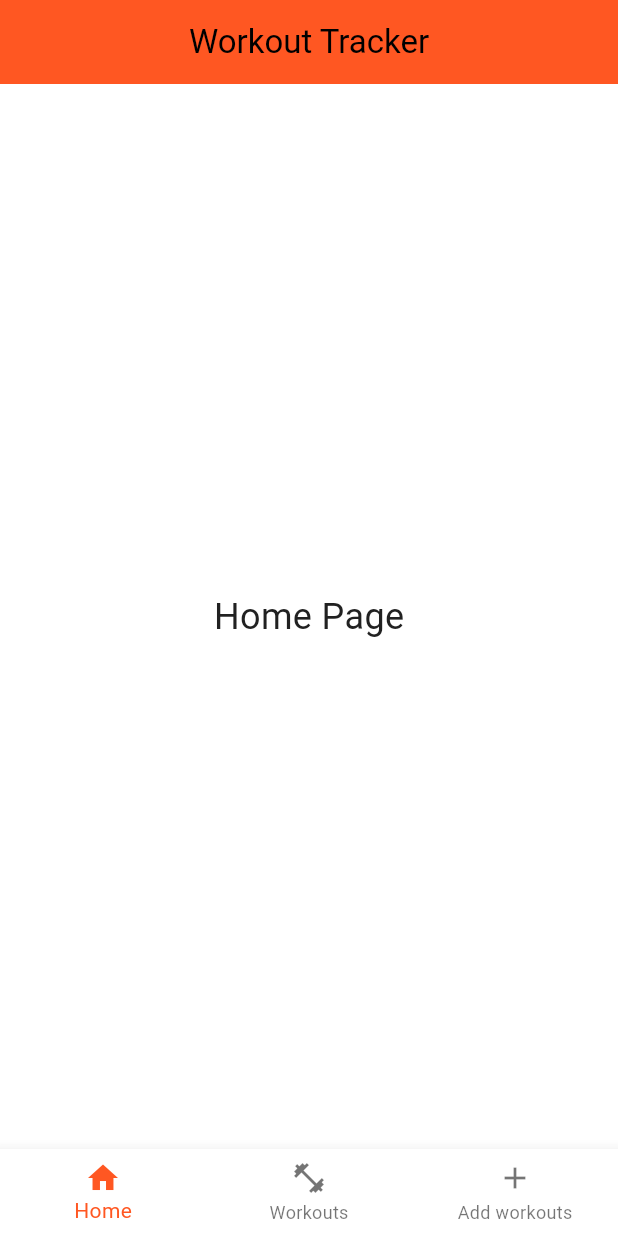
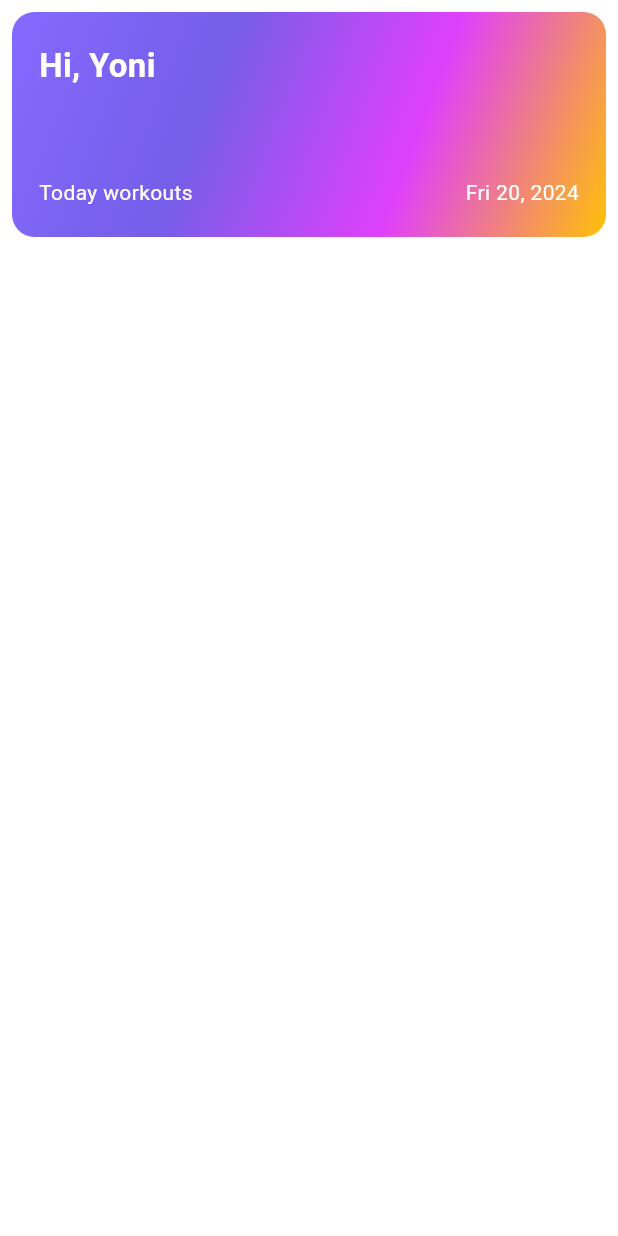
Before and after one commit to yoni-tad/workout_list_app_flutter, a Flutter app: the HomeScreen screen opened directly, on a phone screen of 412 x 824 dp. Run offline on Flutter 3.47's test engine with Material 3 defaults, Android fonts, the phone set to English and light mode, and no system bars; our stand-ins replace image_picker, sqflite; accounts and stored records are empty.

Commit message:
update 07/26

```diff
--- a/lib/main.dart
+++ b/lib/main.dart
@@ -1,5 +1,5 @@
 import 'package:flutter/material.dart';
-import 'package:workout_list/screens/home_screen.dart';
+import 'package:workout_list/screens/splash_screen.dart';
 import 'package:workout_list/utils/colors.dart';
 
 void main() {
@@ -25,7 +25,7 @@ class MyApp extends StatelessWidget {
           headlineMedium: TextStyle(fontFamily: 'Roboto', color: AppColors.text, fontWeight: FontWeight.bold),
         )
       ),
-      home: HomeScreen(),
+      home: SplashScreen(),
     );
   }
 }
--- a/lib/screens/home_screen.dart
+++ b/lib/screens/home_screen.dart
@@ -1,7 +1,4 @@
 import 'package:flutter/material.dart';
-import 'package:workout_list/screens/add_workouts_screen.dart';
-import 'package:workout_list/screens/workouts_screen.dart';
-import 'package:workout_list/utils/colors.dart';
 
 class HomeScreen extends StatefulWidget {
   const HomeScreen({super.key});
@@ -11,49 +8,71 @@ class HomeScreen extends StatefulWidget {
 }
 
 class _HomeScreenState extends State<HomeScreen> {
-  int _selectedIndex = 0;
-
-  static List<Widget> _widgetOptions = [
-    Text('Home Page', style: TextStyle(fontSize: 24)),
-    WorkoutsScreen(),
-    AddWorkoutsScreen(),
-  ];
-
-  void _onItemTapped(int index) {
-    setState(() {
-      _selectedIndex = index;
-    });
-  }
-
   @override
   Widget build(BuildContext context) {
     return Scaffold(
-      appBar: AppBar(
-        title: Text('Workout Tracker'),
-        backgroundColor: AppColors.primary,
-        centerTitle: true,
+      body: Padding(
+        padding: const EdgeInsets.all(8.0),
+        child: Column(
+          children: [
+            Container(
+              height: 150,
+              width: double.infinity,
+              decoration: const BoxDecoration(
+                gradient: LinearGradient(
+                  begin: Alignment.topLeft,
+                  end: Alignment.bottomRight,
+                  colors: [
+                    Color(0xFF846AFF),
+                    Color(0xFF755EE8),
+                    Colors.purpleAccent,
+                    Colors.amber,
+                  ],
                 ),
-      body: Center(
-        child: _widgetOptions.elementAt(_selectedIndex),
+                borderRadius: BorderRadius.all(
+                  Radius.circular(15),
                 ),
-      bottomNavigationBar: BottomNavigationBar(
-        items: const [
-          BottomNavigationBarItem(
-            icon: Icon(Icons.home),
-            label: 'Home',
               ),
-          BottomNavigationBarItem(
-            icon: Icon(Icons.fitness_center),
-            label: 'Workouts',
+              child: Padding(
+                padding: const EdgeInsets.symmetric(
+                  vertical: 20,
+                  horizontal: 18,
                 ),
-          BottomNavigationBarItem(
-            icon: Icon(Icons.add),
-            label: 'Add workouts',
+                child: Column(
+                  crossAxisAlignment: CrossAxisAlignment.start,
+                  mainAxisAlignment: MainAxisAlignment.spaceBetween,
+                  children: const [
+                    Text(
+                      'Hi, Yoni',
+                      style: TextStyle(
+                        fontSize: 22,
+                        color: Colors.white,
+                        fontWeight: FontWeight.bold,
+                      ),
+                    ),
+                    Row(
+                      mainAxisAlignment: MainAxisAlignment.spaceBetween,
+                      children: [
+                        Text(
+                          'Today workouts',
+                          style: TextStyle(
+                            color: Colors.white,
+                          ),
+                        ),
+                        Text(
+                          'Fri 20, 2024',
+                          style: TextStyle(
+                            color: Colors.white,
+                          ),
                         ),
                       ],
-        currentIndex: _selectedIndex,
-        selectedItemColor: AppColors.primary,
-        onTap: _onItemTapped,
+                    ),
+                  ],
+                ),
+              ),
+            ),
+          ],
+        ),
       ),
     );
   }
```
Also changed, not shown: lib/screens/main_screen.dart (added, +58 -0 lines), lib/screens/splash_screen.dart (added, +92 -0 lines), lib/screens/workouts_screen.dart (+46 -115 lines). Lines whose indentation alone changed are shown as unchanged.
